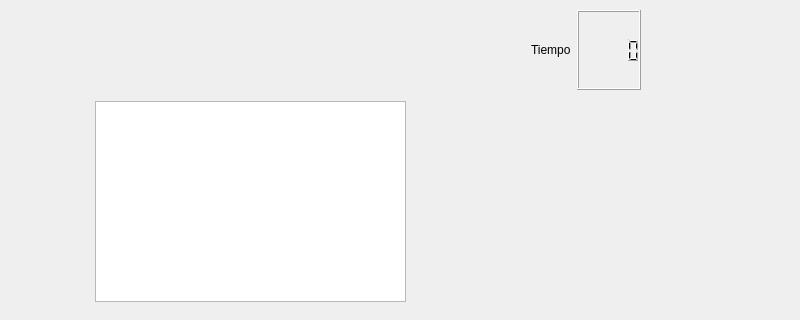
Qt form practica_5/mainwindow.ui (JulianQuinteroM/laboratorio5) before a commit; both pictures show x 0 to 800 and y 0 to 320 of the 800 by 600 pixel window.
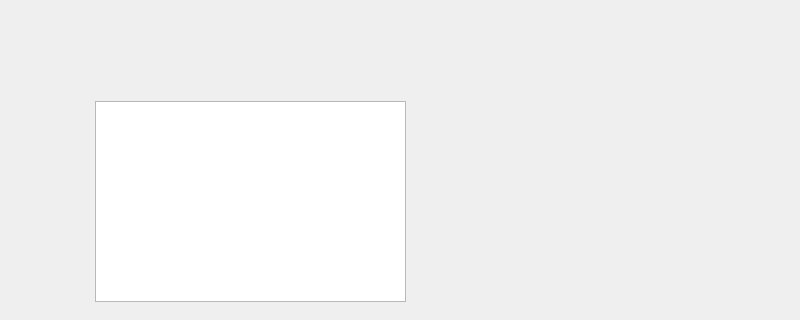
The same form after that commit.

Patch:
```diff
--- a/practica_5/mainwindow.ui
+++ b/practica_5/mainwindow.ui
@@ -24,41 +24,6 @@
      </rect>
     </property>
    </widget>
-   <widget class="QWidget" name="horizontalLayoutWidget">
-    <property name="geometry">
-     <rect>
-      <x>80</x>
-      <y>10</y>
-      <width>561</width>
-      <height>80</height>
-     </rect>
-    </property>
-    <layout class="QHBoxLayout" name="horizontalLayout">
-     <item>
-      <spacer name="horizontalSpacer">
-       <property name="orientation">
-        <enum>Qt::Horizontal</enum>
-       </property>
-       <property name="sizeHint" stdset="0">
-        <size>
-         <width>40</width>
-         <height>20</height>
-        </size>
-       </property>
-      </spacer>
-     </item>
-     <item>
-      <widget class="QLabel" name="label">
-       <property name="text">
-        <string>Tiempo</string>
-       </property>
-      </widget>
-     </item>
-     <item>
-      <widget class="QLCDNumber" name="lcdNumber"/>
-     </item>
-    </layout>
-   </widget>
   </widget>
   <widget class="QMenuBar" name="menuBar">
    <property name="geometry">
```
Left out of the diff: 2 changed lines with no effect on the pictures.
